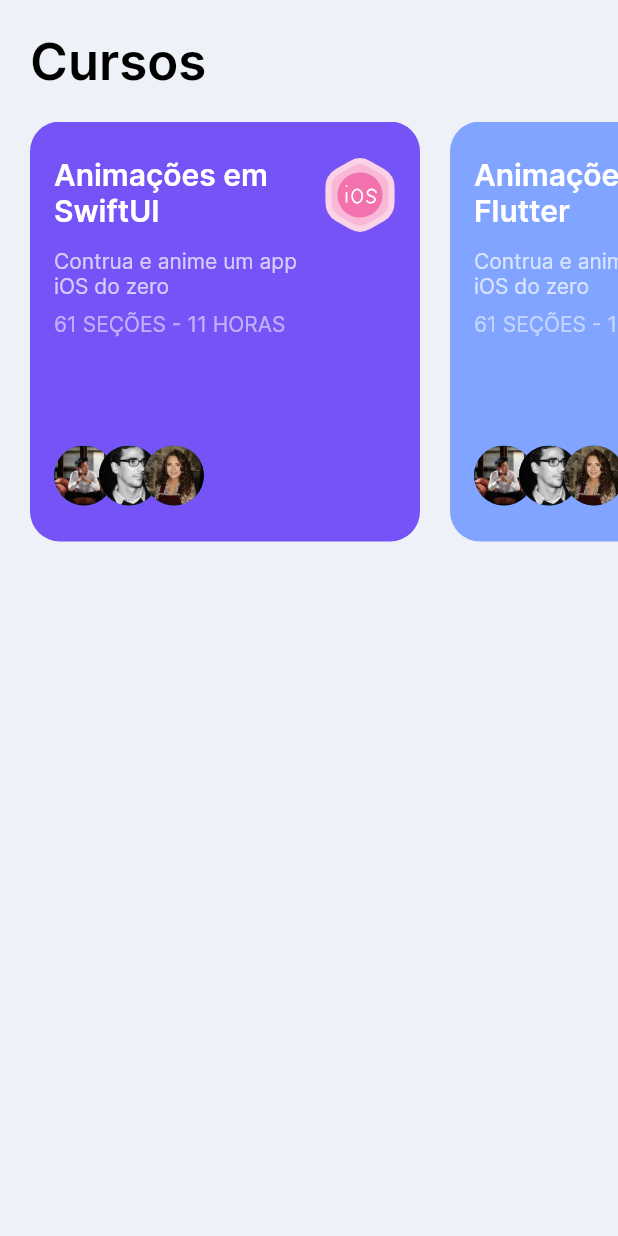
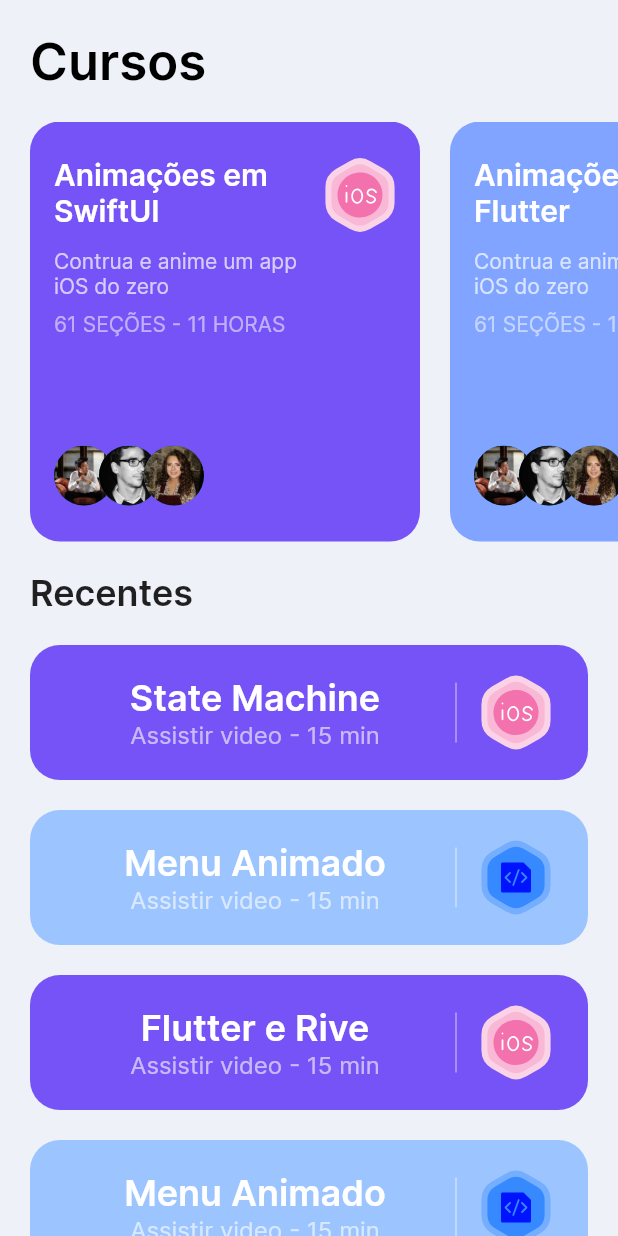
Before and after one commit to eamnicoletti/animated_app_with_Rive_and_Flutter, a Flutter app: the HomeScreen screen opened directly, on a phone screen of 412 x 824 dp. Run offline on Flutter 3.47's test engine with Material 2 defaults, Android fonts, the phone set to English and light mode, and no system bars; our stand-ins replace flutter_svg, rive.

Commit message:
feat(component): create secondary course card

```diff
--- a/lib/entry_point.dart
+++ b/lib/entry_point.dart
@@ -20,6 +20,8 @@ class _EntryPointState extends State<EntryPoint> {
   @override
   Widget build(BuildContext context) {
     return Scaffold(
+      resizeToAvoidBottomInset: false,
+      extendBody: true,
       body: const HomeScreen(),
       bottomNavigationBar: SafeArea(
         child: Container(
--- a/lib/screens/home/home_screen.dart
+++ b/lib/screens/home/home_screen.dart
@@ -1,4 +1,5 @@
 import 'package:flutter/material.dart';
+import 'package:flutter_svg/flutter_svg.dart';
 
 import '../../models/models/course.dart';
 import 'components/course_card.dart';
@@ -10,6 +11,8 @@ class HomeScreen extends StatelessWidget {
   Widget build(BuildContext context) {
     return Scaffold(
       body: SafeArea(
+        bottom: false,
+        child: SingleChildScrollView(
           child: Column(
             crossAxisAlignment: CrossAxisAlignment.start,
             children: [
@@ -36,9 +39,79 @@ class HomeScreen extends StatelessWidget {
                   ],
                 ),
               ),
+              Padding(
+                padding: const EdgeInsets.all(20),
+                child: Text(
+                  "Recentes",
+                  style: Theme.of(context)
+                      .textTheme
+                      .headlineSmall!
+                      .copyWith(fontWeight: FontWeight.w600),
+                ),
+              ),
+              ...recentCourses.map((course) => Padding(
+                    padding:
+                        const EdgeInsets.only(left: 20, right: 20, bottom: 20),
+                    child: SecondaryCourseCard(
+                      course: course,
+                    ),
+                  ))
             ],
+          ),
         ),
       ),
     );
   }
 }
+
+class SecondaryCourseCard extends StatelessWidget {
+  const SecondaryCourseCard({
+    Key? key,
+    required this.course,
+  }) : super(key: key);
+
+  final Course course;
+
+  @override
+  Widget build(BuildContext context) {
+    return Container(
+      padding: EdgeInsets.symmetric(horizontal: 24, vertical: 20),
+      decoration: BoxDecoration(
+        color: course.bgColor,
+        borderRadius: BorderRadius.all(Radius.circular(20)),
+      ),
+      child: Row(
+        children: [
+          Expanded(
+            child: Column(
+              children: [
+                Text(
+                  course.title,
+                  style: Theme.of(context).textTheme.headlineSmall!.copyWith(
+                        color: Colors.white,
+                        fontWeight: FontWeight.w600,
+                      ),
+                ),
+                Text(
+                  "Assistir video - 15 min",
+                  style: TextStyle(
+                    color: Colors.white60,
+                    fontSize: 16,
+                  ),
+                ),
+              ],
+            ),
+          ),
+          SizedBox(
+            height: 40,
+            child: VerticalDivider(
+              color: Colors.white70,
+            ),
+          ),
+          SizedBox(width: 8),
+          SvgPicture.asset(course.iconSrc),
+        ],
+      ),
+    );
+  }
+}
```
Lines whose indentation alone changed are shown as unchanged.
